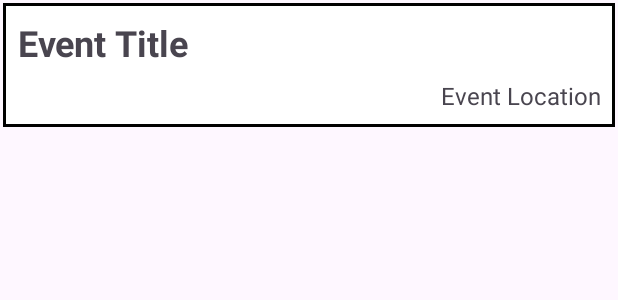
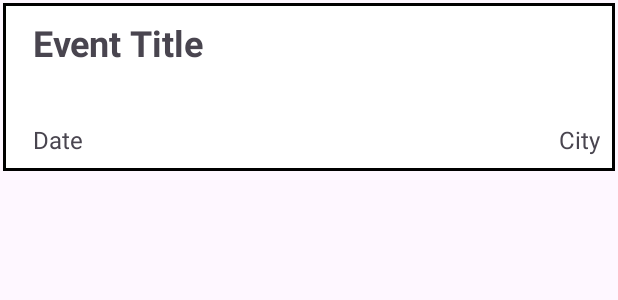
Before and after one commit to MikuuW/PetPal, an Android app: the layout list_item_events.xml on its own in the app's theme, with its tools: preview values and no code run, on a phone screen of 412 x 824 dp. Shown: the top 300 px of the screen. Run offline under Robolectric (Android 15) with nearby library versions, the phone set to English and light mode, and no system bars.

```diff
--- a/app/src/main/java/com/mikuw/coupler/adapter/EventsAdapter.kt
+++ b/app/src/main/java/com/mikuw/coupler/adapter/EventsAdapter.kt
@@ -13,8 +13,9 @@ class EventsAdapter(
 ) : RecyclerView.Adapter<EventsAdapter.ItemViewHolder>() {
 
     class ItemViewHolder(private val view: View) : RecyclerView.ViewHolder(view) {
-        val tv_title: TextView = view.findViewById(R.id.iv_show_pet_name)
-        val tv_location: TextView = view.findViewById(R.id.item_location)
+        val tv_title: TextView = view.findViewById(R.id.tv_search_title)
+        val tv_date: TextView = view.findViewById(R.id.tv_search_date)
+        val tv_location: TextView = view.findViewById(R.id.tv_search_city)
     }
 
     override fun onCreateViewHolder(parent: ViewGroup, viewType: Int): ItemViewHolder {
@@ -34,6 +35,7 @@ class EventsAdapter(
     override fun onBindViewHolder(holder: ItemViewHolder, position: Int) {
         val item = dataset[position]
         holder.tv_title.text = item.name
+        holder.tv_date.text = item.formattedDate(item.from!!) + " - " + item.formattedDate(item.to!!)
         holder.tv_location.text = item.location
     }
 
--- a/app/src/main/java/com/mikuw/coupler/adapter/ShowPetsAdapter.kt
+++ b/app/src/main/java/com/mikuw/coupler/adapter/ShowPetsAdapter.kt
@@ -26,7 +26,7 @@ class ShowPetsAdapter(
     }
 
     class ItemViewHolder(private val view: View) : RecyclerView.ViewHolder(view) {
-        val tv_title: TextView = view.findViewById(R.id.iv_show_pet_name)
+        val tv_title: TextView = view.findViewById(R.id.tv_search_title)
         val iv_image: ImageView = view.findViewById(R.id.iv_show_pet_image)
     }
 
--- a/app/src/main/res/layout/list_item_events.xml
+++ b/app/src/main/res/layout/list_item_events.xml
@@ -1,5 +1,7 @@
 <?xml version="1.0" encoding="utf-8"?>
 <RelativeLayout xmlns:android="http://schemas.android.com/apk/res/android"
+    xmlns:app="http://schemas.android.com/apk/res-auto"
+    xmlns:tools="http://schemas.android.com/tools"
     android:layout_width="match_parent"
     android:layout_height="wrap_content"
     android:layout_margin="2dp"
@@ -7,23 +9,35 @@
     android:padding="10dp">
 
     <TextView
-        android:id="@+id/iv_show_pet_name"
+        android:id="@+id/tv_search_title"
         android:layout_width="wrap_content"
         android:layout_height="wrap_content"
+        android:layout_alignParentTop="true"
+        android:layout_marginStart="10dp"
         android:text="Event Title"
         android:textSize="24sp"
         android:textStyle="bold" />
 
     <TextView
-        android:id="@+id/item_location"
+        android:id="@+id/tv_search_city"
         android:layout_width="wrap_content"
         android:layout_height="wrap_content"
-        android:layout_below="@id/iv_show_pet_name"
+        android:layout_alignParentTop="true"
         android:layout_alignParentEnd="true"
         android:layout_alignParentRight="true"
-        android:layout_marginTop="8dp"
-        android:text="Event Location"
+        android:layout_marginTop="70dp"
+        android:text="City"
         android:textAlignment="textEnd"
         android:textSize="16sp" />
 
+    <TextView
+        android:id="@+id/tv_search_date"
+        android:layout_width="wrap_content"
+        android:layout_height="wrap_content"
+        android:layout_alignParentTop="true"
+        android:layout_marginTop="70dp"
+        android:layout_marginStart="10dp"
+        android:text="Date"
+        android:textSize="16sp" />
+
 </RelativeLayout>
--- a/app/src/main/res/layout/list_item_show_pets.xml
+++ b/app/src/main/res/layout/list_item_show_pets.xml
@@ -10,7 +10,7 @@
 
 
     <TextView
-        android:id="@+id/iv_show_pet_name"
+        android:id="@+id/tv_search_title"
         android:layout_width="wrap_content"
         android:layout_height="wrap_content"
         android:layout_alignParentStart="true"
```
Also changed, not shown: app/src/main/java/com/mikuw/coupler/CreateMissionActivity.kt (+8 -0 lines), app/src/main/java/com/mikuw/coupler/data/Datasource_Firebase_Events.kt (+7 -5 lines), app/src/main/java/com/mikuw/coupler/model/Events.kt (+13 -1 lines).
